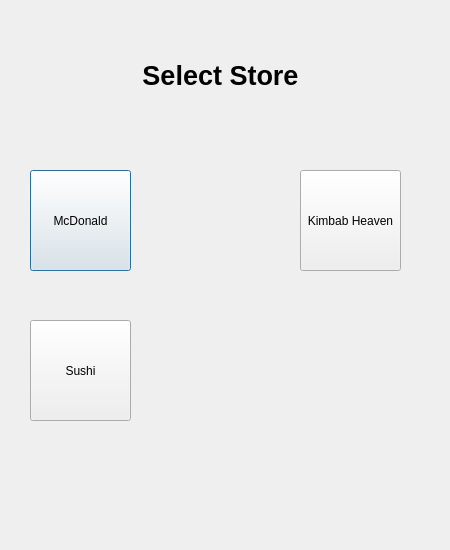
Old version of the form store/selectStore.ui in the repository sna145815/Self-driving-airport-work-robot.
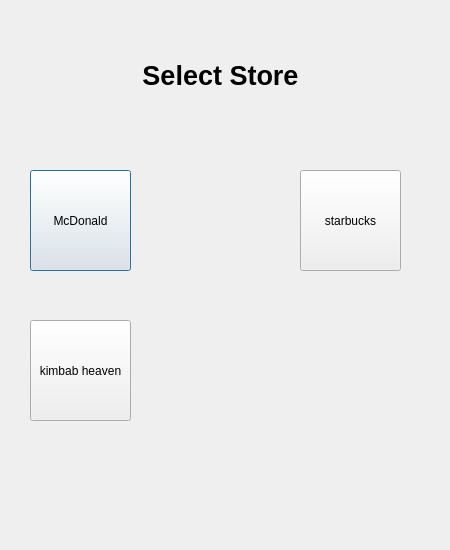
New version of the form.

```diff
--- a/store/selectStore.ui
+++ b/store/selectStore.ui
@@ -62,7 +62,7 @@
     </rect>
    </property>
    <property name="text">
-    <string>Kimbab Heaven</string>
+    <string>starbucks</string>
    </property>
   </widget>
   <widget class="QPushButton" name="storeBtn3">
@@ -75,7 +75,7 @@
     </rect>
    </property>
    <property name="text">
-    <string>Sushi</string>
+    <string>kimbab heaven</string>
    </property>
   </widget>
  </widget>
```
